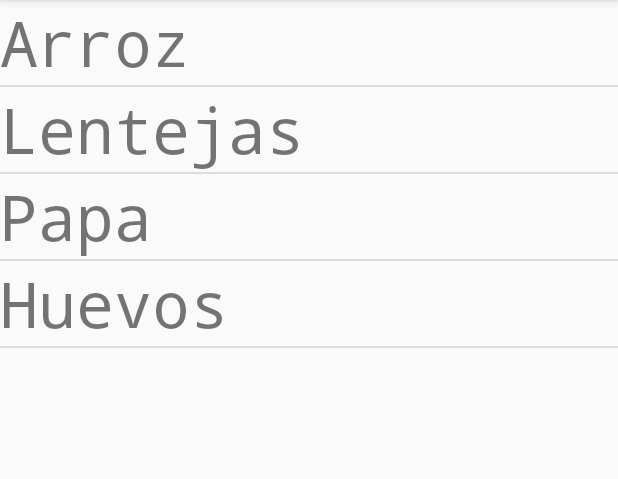
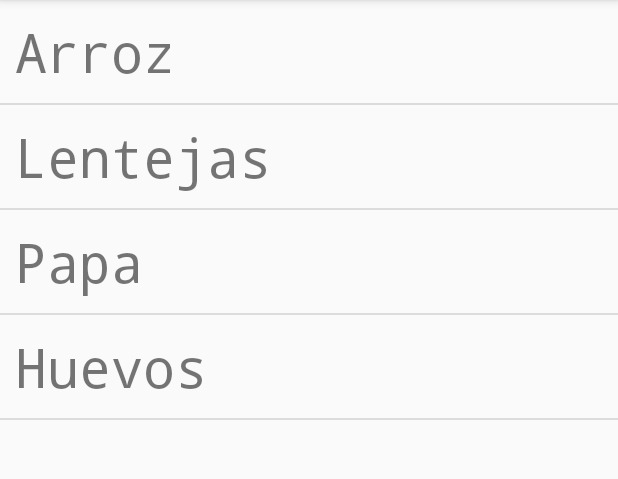
Before and after one commit to juancamiloforero/Nutrihabit2, an Android app: the screen it shows after launch (AlimentosActivity), on a phone screen of 412 x 824 dp, the part 84-563 px from its top. Run offline under Robolectric (Android 15) with nearby library versions, the phone set to English and light mode, and no system bars.

Commit message:
Padding a textview

```diff
--- a/app/src/main/res/layout/alimentos_list_item.xml
+++ b/app/src/main/res/layout/alimentos_list_item.xml
@@ -7,8 +7,9 @@
     <TextView
         android:id="@+id/tvNombreAlimento"
         android:layout_width="wrap_content"
+        android:padding="10dp"
         android:layout_height="wrap_content"
-        android:textSize="42sp"
+        android:textSize="36sp"
         android:fontFamily="monospace"/>
 
 </FrameLayout>
```
